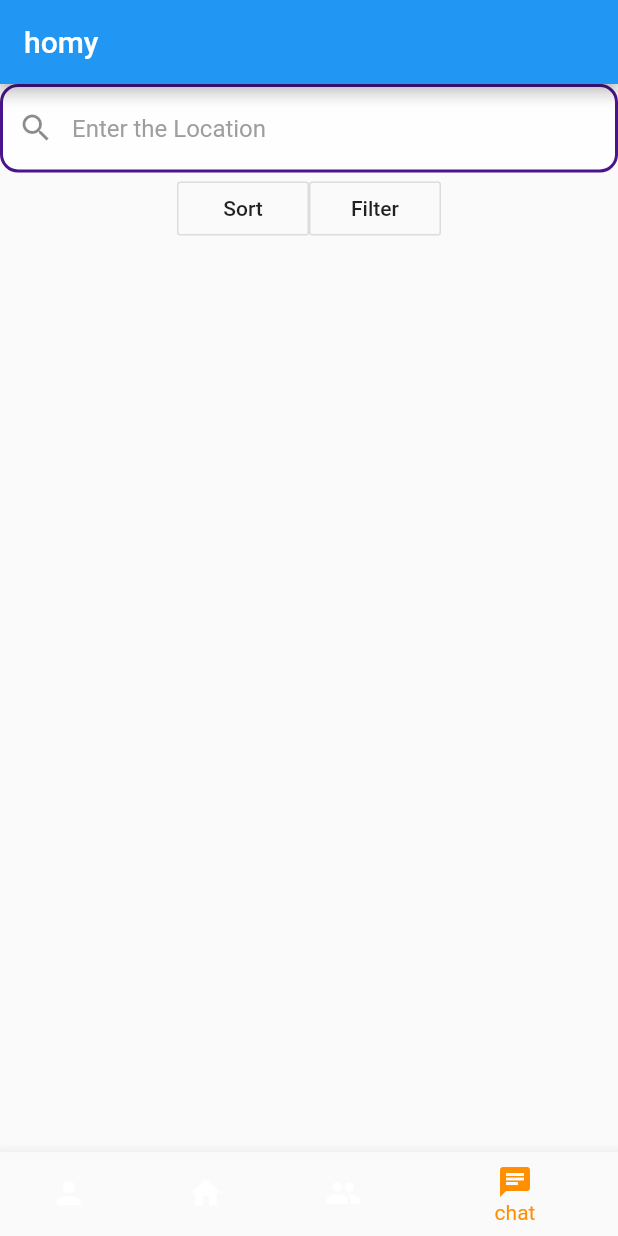
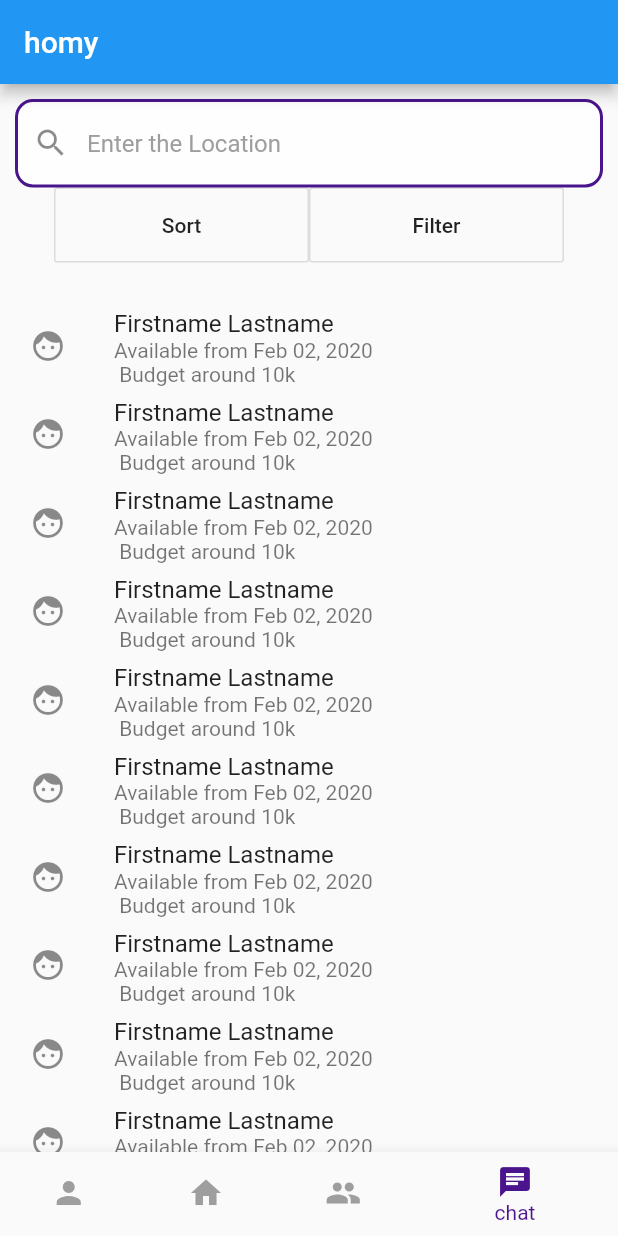
Before and after one commit to sharukhrahman97/homie, a Flutter app: the BottomNavyBar screen opened directly, item 4 of the bottom bar chosen, on a phone screen of 412 x 824 dp. Run offline on Flutter 3.47's test engine with Material 2 defaults, Android fonts, the phone set to English and light mode, and no system bars.

Commit message:
partial chat done with layout error

```diff
--- a/lib/Chat.dart
+++ b/lib/Chat.dart
@@ -1,7 +1,6 @@
-
-
 import 'package:flutter/material.dart';
 import 'package:homie/reuseable_search_widget.dart';
+
 void main() => runApp(Chat());
 
 class Chat extends StatefulWidget {
@@ -13,7 +12,32 @@ class _ChatState extends State<Chat> {
   @override
   Widget build(BuildContext context) {
     return Scaffold(
-      body:SearchCard(),
-      );
-     }
+        //TODO: bottom padding resize error
+        body: new Column(
+          children: [
+            new Expanded(
+              flex: 1,
+              child: SearchCard(),
+            ),
+            new Expanded(flex: 4, child: new Container(child: DummyList())),
+          ],
+        ));
+  }
 }
+
+class DummyList extends StatelessWidget {
+  @override
+  Widget build(BuildContext context) {
+    return new ListView.builder(
+      padding: const EdgeInsets.all(4.0),
+      itemBuilder: (context, i) {
+        return new ListTile(
+          title: new Text("Firstname Lastname"),
+          subtitle:
+              new Text('Available from Feb 02, 2020 \n Budget around 10k'),
+          leading: const Icon(Icons.face),
+        );
+      },
+    );
+  }
+}
--- a/lib/Home.dart
+++ b/lib/Home.dart
@@ -1,5 +1,5 @@
 import 'package:flutter/material.dart';
-import 'package:homie/reuseable_search_widget.dart';
+
 void main() => runApp(Home());
 
 class Home extends StatefulWidget {
--- a/lib/HomeBottomNav.dart
+++ b/lib/HomeBottomNav.dart
@@ -13,6 +13,7 @@ class BottomNav extends StatelessWidget {
   Widget build(BuildContext context) {
     return MaterialApp(
       title: _title,
+      theme: ThemeData(primaryColor: Colors.purple[900]),
       home: BottomNavyBar(),
     );
   }
@@ -72,7 +73,8 @@ class  _BottomNavyBarState extends State<BottomNavyBar> {
           ),
         ],
         currentIndex: _selectedIndex,
-        selectedItemColor: Colors.amber[800],
+        selectedItemColor: Colors.purple[900],
+        unselectedItemColor: Colors.grey[500],
         onTap: _onItemTapped,
       ),
     );
--- a/lib/reuseable_search_widget.dart
+++ b/lib/reuseable_search_widget.dart
@@ -10,10 +10,12 @@ class _SearchCardState extends State<SearchCard> {
   Widget build(BuildContext context) {
     return Scaffold(
         body: Container(
+      padding: EdgeInsets.all(10),
       child: Column(
         crossAxisAlignment: CrossAxisAlignment.center,
         children: <Widget>[
-          TextField(autocorrect: true,
+          TextField(
+            autocorrect: true,
             decoration: InputDecoration(
                 hintText: 'Enter the Location',
                 prefixIcon: Icon(Icons.search),
@@ -21,36 +23,41 @@ class _SearchCardState extends State<SearchCard> {
                 filled: true,
                 fillColor: Colors.white70,
                 enabledBorder: OutlineInputBorder(
-              borderRadius: BorderRadius.all(
-                Radius.circular(12.0)),
-              borderSide: BorderSide(color: Colors.purple[900],
-                width: 2),
-            )
-            ),
+                  borderRadius: BorderRadius.all(Radius.circular(12.0)),
+                  borderSide: BorderSide(color: Colors.purple[900], width: 2),
+                )),
           ),
           Row(
             mainAxisSize: MainAxisSize.min,
             children: [
-              OutlineButton(
+              ButtonTheme(
+                minWidth: 170.0,
+                height: 50.0,
+                child: OutlineButton(
                   child: Center(
                     child: Text("Sort"),
                   ),
-                onPressed:(){
+                  onPressed: () {
                     //TODO: popup dialog
-                } ,
+                  },
                 ),
-              OutlineButton(
+              ),
+              ButtonTheme(
+                minWidth: 170.0,
+                height: 50.0,
+                child: OutlineButton(
                   child: Center(
                     child: Text("Filter"),
                   ),
-                onPressed: () {//TODO:full popup dialog
+                  onPressed: () {
+                    //TODO: Filter full dialog
                   },
+                ),
               ),
             ],
           )
         ],
       ),
-      )
-    );
+    ));
   }
 }
```
Also changed, not shown: assets/Mask Group 9.png (added). Lines whose indentation alone changed are shown as unchanged.
